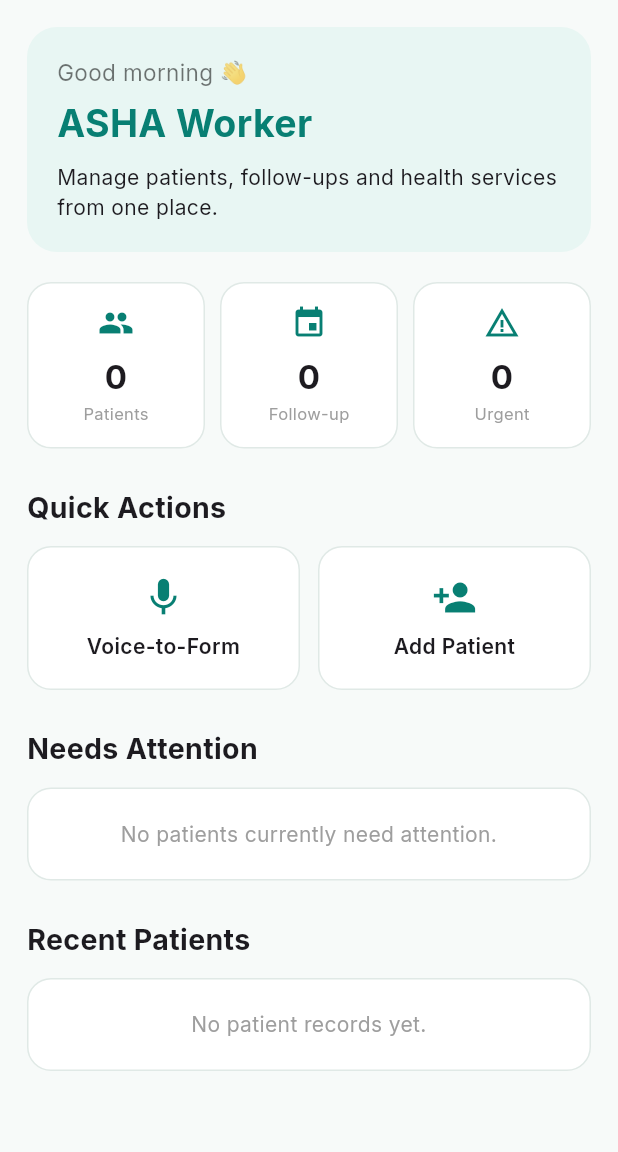
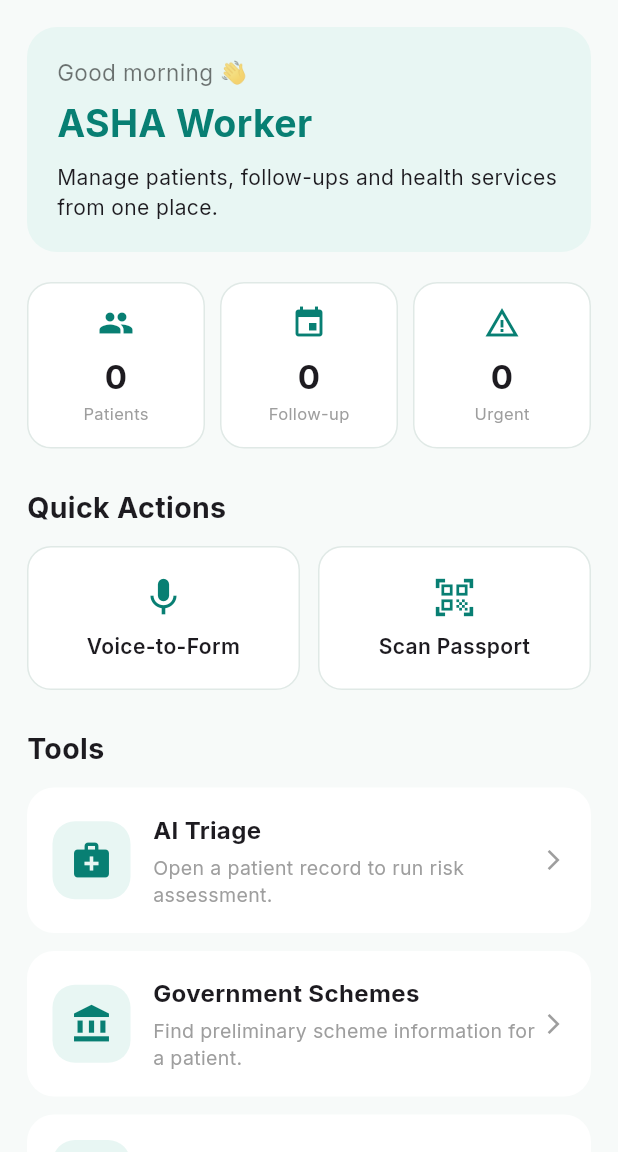
Before and after one commit to boopathiravi03/vision_health, a Flutter app: the AshaDashboard screen opened directly, on a phone screen of 412 x 824 dp, the part 84-1236 px from its top. Run offline on Flutter 3.47's test engine with Material 3 defaults, Android fonts, the phone set to English and light mode, and no system bars; our stand-ins replace cloud_firestore, connectivity_plus, firebase_auth, firebase_core, firebase_database, flutter_tts and 6 more; missing offline and left inert: mobile_scanner; accounts and stored records are empty.

Commit message:
Update ASHA Dashboard with quick actions and tools

```diff
--- a/lib/screens/dashboard/asha_dashboard.dart
+++ b/lib/screens/dashboard/asha_dashboard.dart
@@ -5,6 +5,7 @@ import '../../services/connectivity_service.dart';
 import '../../services/patient_service.dart';
 import '../patients/patient_details_screen.dart';
 import '../voice/voice_to_form_screen.dart';
+import '../qr/qr_scanner_screen.dart';
 
 class AshaDashboard extends StatefulWidget {
   const AshaDashboard({super.key});
@@ -172,10 +173,63 @@ class _AshaDashboardState extends State<AshaDashboard> {
                 const SizedBox(height: 26),
 
                 _sectionTitle(
-                  'Needs Attention',
+                  'Tools',
                 ),
 
                 const SizedBox(height: 12),
+
+                _toolCard(
+                  context,
+                  icon: Icons.medical_services,
+                  title: 'AI Triage',
+                  subtitle:
+                      'Open a patient record to run risk assessment.',
+                  onTap: () {
+                    ScaffoldMessenger.of(context).showSnackBar(
+                      const SnackBar(
+                        content: Text(
+                          'Open a patient record to run AI Triage.',
+                        ),
+                      ),
+                    );
+                  },
+                ),
+
+                _toolCard(
+                  context,
+                  icon: Icons.account_balance,
+                  title: 'Government Schemes',
+                  subtitle:
+                      'Find preliminary scheme information for a patient.',
+                  onTap: () {
+                    ScaffoldMessenger.of(context).showSnackBar(
+                      const SnackBar(
+                        content: Text(
+                          'Open a patient record to find schemes.',
+                        ),
+                      ),
+                    );
+                  },
+                ),
+
+                _toolCard(
+                  context,
+                  icon: Icons.smart_toy,
+                  title: 'Health Assistant',
+                  subtitle:
+                      'Ask general health guidance questions.',
+                  onTap: () {
+                    ScaffoldMessenger.of(context).showSnackBar(
+                      const SnackBar(
+                        content: Text(
+                          'Health Assistant coming next.',
+                        ),
+                      ),
+                    );
+                  },
+                ),
+
+                const SizedBox(height: 26),
 
                 _attentionList(
                   context,
@@ -380,10 +434,16 @@ class _AshaDashboardState extends State<AshaDashboard> {
         Expanded(
           child: _actionCard(
             context,
-            Icons.person_add,
-            'Add Patient',
+            Icons.qr_code_scanner,
+            'Scan Passport',
             () {
-              // Connect to Add Patient screen.
+              Navigator.push(
+                context,
+                MaterialPageRoute(
+                  builder: (_) =>
+                      const QrScannerScreen(),
+                ),
+              );
             },
           ),
         ),
@@ -438,6 +498,80 @@ class _AshaDashboardState extends State<AshaDashboard> {
               ),
             ),
           ],
+        ),
+      ),
+    );
+  }
+
+  Widget _toolCard(
+    BuildContext context, {
+    required IconData icon,
+    required String title,
+    required String subtitle,
+    required VoidCallback onTap,
+  }) {
+    return Container(
+      margin: const EdgeInsets.only(bottom: 12),
+      child: Material(
+        color: Colors.white,
+        borderRadius: BorderRadius.circular(18),
+        child: InkWell(
+          borderRadius: BorderRadius.circular(18),
+          onTap: onTap,
+          child: Padding(
+            padding: const EdgeInsets.all(17),
+            child: Row(
+              children: [
+                Container(
+                  width: 52,
+                  height: 52,
+                  decoration: BoxDecoration(
+                    color: const Color(0xFFE8F6F3),
+                    borderRadius:
+                        BorderRadius.circular(15),
+                  ),
+                  child: Icon(
+                    icon,
+                    color: const Color(0xFF087F73),
+                    size: 28,
+                  ),
+                ),
+
+                const SizedBox(width: 15),
+
+                Expanded(
+                  child: Column(
+                    crossAxisAlignment:
+                        CrossAxisAlignment.start,
+                    children: [
+                      Text(
+                        title,
+                        style: const TextStyle(
+                          fontSize: 16,
+                          fontWeight: FontWeight.bold,
+                        ),
+                      ),
+                      const SizedBox(height: 4),
+                      Text(
+                        subtitle,
+                        style: const TextStyle(
+                          color: Colors.grey,
+                          fontSize: 13,
+                          height: 1.35,
+                        ),
+                      ),
+                    ],
+                  ),
+                ),
+
+                const Icon(
+                  Icons.arrow_forward_ios,
+                  size: 16,
+                  color: Colors.grey,
+                ),
+              ],
+            ),
+          ),
         ),
       ),
     );
```
